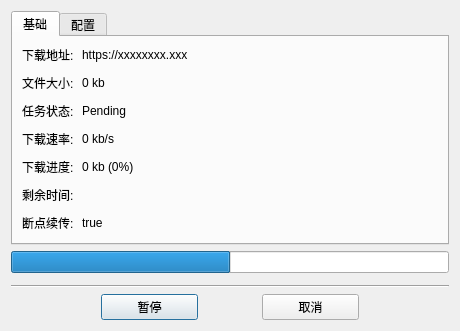
Before: the Qt Designer form src/ui/task_downloading/TaskDownloadingDialog.ui in engsr6982/EasyDownloadManager, drawn with Qt 5.
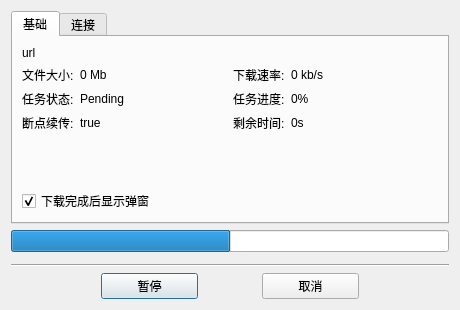
After: the same form once the commit is applied.

Commit message: refactor(ui): restructure TaskDownloadingDialog layout and add namespace

Diff of the .ui file:
```diff
--- a/src/ui/task_downloading/TaskDownloadingDialog.ui
+++ b/src/ui/task_downloading/TaskDownloadingDialog.ui
@@ -7,7 +7,7 @@
     <x>0</x>
     <y>0</y>
     <width>460</width>
-    <height>320</height>
+    <height>310</height>
    </rect>
   </property>
   <property name="windowTitle">
@@ -20,145 +20,122 @@
       <number>0</number>
      </property>
      <widget class="QWidget" name="basisTab_">
+      <property name="sizePolicy">
+       <sizepolicy hsizetype="Preferred" vsizetype="Preferred">
+        <horstretch>0</horstretch>
+        <verstretch>0</verstretch>
+       </sizepolicy>
+      </property>
       <attribute name="title">
        <string>基础</string>
       </attribute>
-      <layout class="QFormLayout" name="formLayout">
-       <property name="horizontalSpacing">
-        <number>8</number>
-       </property>
-       <property name="verticalSpacing">
-        <number>10</number>
-       </property>
-       <item row="0" column="0">
-        <widget class="QLabel" name="urlLabel_">
-         <property name="text">
-          <string>下载地址:</string>
-         </property>
-        </widget>
-       </item>
-       <item row="0" column="1">
+      <layout class="QVBoxLayout" name="verticalLayout_3">
+       <item>
         <widget class="QLabel" name="url_">
+         <property name="sizePolicy">
+          <sizepolicy hsizetype="Preferred" vsizetype="Fixed">
+           <horstretch>0</horstretch>
+           <verstretch>0</verstretch>
+          </sizepolicy>
+         </property>
          <property name="text">
-          <string>https://xxxxxxxx.xxx</string>
+          <string>url</string>
          </property>
         </widget>
        </item>
-       <item row="1" column="0">
-        <widget class="QLabel" name="fileSizeLabel_">
+       <item>
+        <layout class="QHBoxLayout" name="basisHorizontalLayout_">
+         <item>
+          <layout class="QFormLayout" name="basisLeftLayout_">
+           <item row="0" column="0">
+            <widget class="QLabel" name="sizeLabel_">
          <property name="text">
           <string>文件大小:</string>
          </property>
         </widget>
        </item>
-       <item row="1" column="1">
-        <widget class="QLabel" name="fileSize_">
+           <item row="0" column="1">
+            <widget class="QLabel" name="size_">
          <property name="text">
-          <string>0 kb</string>
+              <string>0 Mb</string>
          </property>
         </widget>
        </item>
-       <item row="2" column="0">
+           <item row="1" column="0">
         <widget class="QLabel" name="stateLabel_">
          <property name="text">
           <string>任务状态:</string>
          </property>
         </widget>
        </item>
-       <item row="2" column="1">
+           <item row="1" column="1">
         <widget class="QLabel" name="state_">
          <property name="text">
           <string>Pending</string>
          </property>
         </widget>
        </item>
-       <item row="3" column="0">
+           <item row="2" column="0">
+            <widget class="QLabel" name="resumableLabel_">
+             <property name="text">
+              <string>断点续传:</string>
+             </property>
+            </widget>
+           </item>
+           <item row="2" column="1">
+            <widget class="QLabel" name="resumable_">
+             <property name="text">
+              <string>true</string>
+             </property>
+            </widget>
+           </item>
+          </layout>
+         </item>
+         <item>
+          <layout class="QFormLayout" name="basisRightLayout_">
+           <item row="0" column="0">
         <widget class="QLabel" name="speedLabel_">
          <property name="text">
           <string>下载速率:</string>
          </property>
         </widget>
        </item>
-       <item row="3" column="1">
+           <item row="0" column="1">
         <widget class="QLabel" name="speed_">
          <property name="text">
           <string>0 kb/s</string>
          </property>
         </widget>
        </item>
-       <item row="4" column="0">
+           <item row="1" column="0">
         <widget class="QLabel" name="progressLabel_">
          <property name="text">
-          <string>下载进度:</string>
+              <string>任务进度:</string>
          </property>
         </widget>
        </item>
-       <item row="4" column="1">
+           <item row="1" column="1">
         <widget class="QLabel" name="progress_">
          <property name="text">
-          <string>0 kb (0%)</string>
+              <string>0%</string>
          </property>
         </widget>
        </item>
-       <item row="5" column="0">
-        <widget class="QLabel" name="remaningTimeLabel_">
+           <item row="2" column="0">
+            <widget class="QLabel" name="remTimeLabel_">
          <property name="text">
           <string>剩余时间:</string>
          </property>
         </widget>
        </item>
-       <item row="5" column="1">
-        <widget class="QLabel" name="remainingTime_">
+           <item row="2" column="1">
+            <widget class="QLabel" name="remTime_">
          <property name="text">
-          <string/>
-         </property>
-        </widget>
-       </item>
-       <item row="6" column="0">
-        <widget class="QLabel" name="continueLabel_">
-         <property name="text">
-          <string>断点续传:</string>
-         </property>
-        </widget>
-       </item>
-       <item row="6" column="1">
-        <widget class="QLabel" name="continue_">
-         <property name="text">
-          <string>true</string>
+              <string>0s</string>
          </property>
         </widget>
        </item>
       </layout>
-     </widget>
-     <widget class="QWidget" name="tab_2">
-      <attribute name="title">
-       <string>配置</string>
-      </attribute>
-      <layout class="QVBoxLayout" name="verticalLayout_2">
-       <item>
-        <layout class="QFormLayout" name="formLayout_2">
-         <property name="verticalSpacing">
-          <number>10</number>
-         </property>
-         <item row="0" column="0">
-          <widget class="QLabel" name="bandWidthLimitLabel_">
-           <property name="text">
-            <string>带宽限制:</string>
-           </property>
-          </widget>
-         </item>
-         <item row="0" column="1">
-          <widget class="QLineEdit" name="bandWidthLimit_"/>
-         </item>
-         <item row="1" column="0">
-          <widget class="QLabel" name="threadCountLabel_">
-           <property name="text">
-            <string>线程数量:</string>
-           </property>
-          </widget>
-         </item>
-         <item row="1" column="1">
-          <widget class="QComboBox" name="threadCount_"/>
          </item>
         </layout>
        </item>
@@ -174,6 +151,44 @@
        </item>
       </layout>
      </widget>
+     <widget class="QWidget" name="connectsTab_">
+      <attribute name="title">
+       <string>连接</string>
+      </attribute>
+      <layout class="QVBoxLayout" name="verticalLayout_4">
+       <item>
+        <widget class="QTableWidget" name="conncets_">
+         <attribute name="horizontalHeaderDefaultSectionSize">
+          <number>50</number>
+         </attribute>
+         <attribute name="horizontalHeaderStretchLastSection">
+          <bool>true</bool>
+         </attribute>
+         <attribute name="verticalHeaderVisible">
+          <bool>true</bool>
+         </attribute>
+         <attribute name="verticalHeaderDefaultSectionSize">
+          <number>30</number>
+         </attribute>
+         <column>
+          <property name="text">
+           <string>线程</string>
+          </property>
+         </column>
+         <column>
+          <property name="text">
+           <string>速度</string>
+          </property>
+         </column>
+         <column>
+          <property name="text">
+           <string>状态</string>
+          </property>
+         </column>
+        </widget>
+       </item>
+      </layout>
+     </widget>
     </widget>
    </item>
    <item>
```
Left out of the diff: 2 changed lines with no effect on the pictures. Lines whose indentation alone changed are shown as unchanged. The commit also changes 2 other files.
